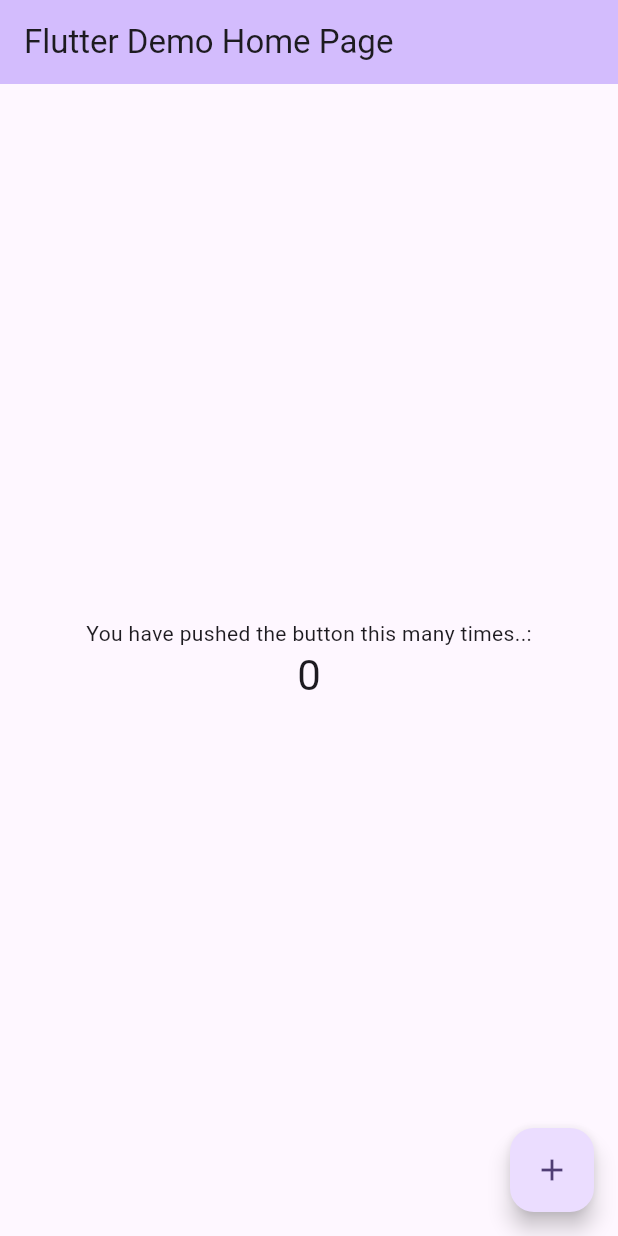
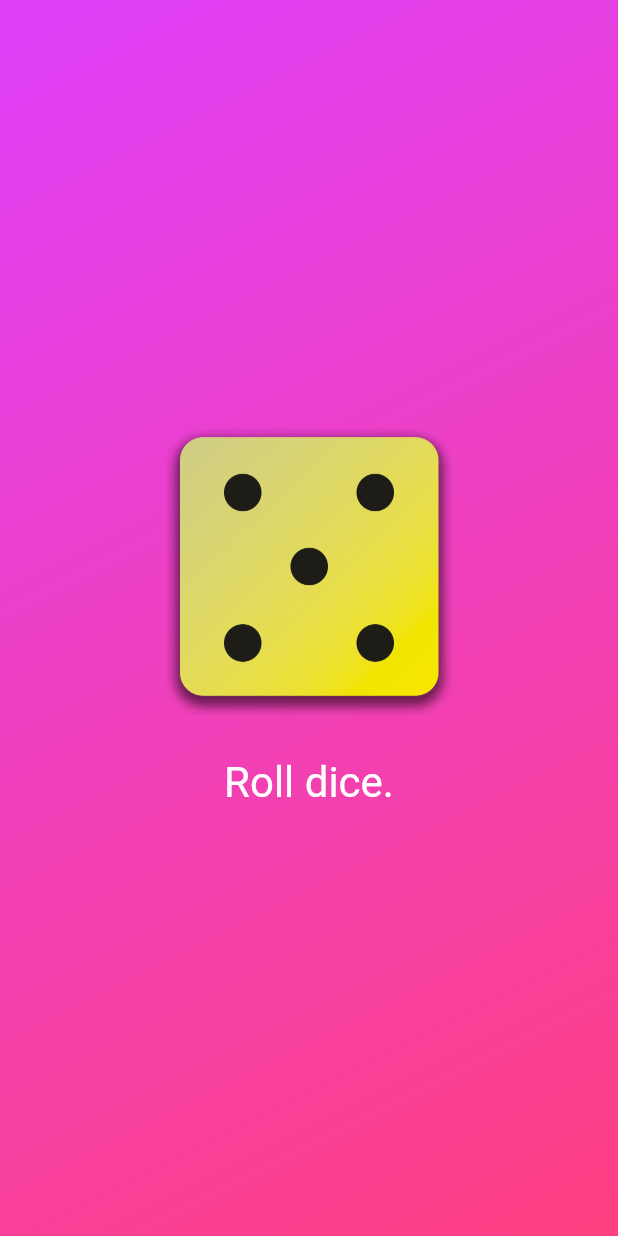
Before and after one commit to banu-teja/chatapp, a Flutter app: the screen it shows after launch, on a phone screen of 412 x 824 dp. Run offline on Flutter 3.47's test engine with Material 3 defaults, Android fonts, the phone set to English and light mode, and no system bars.

Commit message:
random dice rolls

```diff
--- /dev/null
+++ b/lib/dice_roller.dart
@@ -0,0 +1,50 @@
+import 'dart:math';
+import 'package:flutter/material.dart';
+
+final randomizer = Random();
+
+class DiceRoller extends StatefulWidget {
+  const DiceRoller({super.key});
+
+  @override
+  State<DiceRoller> createState() {
+    return _DiceRollerState();
+  }
+}
+
+class _DiceRollerState extends State<DiceRoller> {
+  var activeDiceImage = 'assets/images/dice-5.png';
+
+  void rollDice() {
+    setState(() {
+      var diceRoll = randomizer.nextInt(6) + 1;
+      activeDiceImage = 'assets/images/dice-$diceRoll.png';
+    });
+  }
+
+  @override
+  Widget build(BuildContext context) {
+    return Column(
+      mainAxisSize: MainAxisSize.min,
+      children: [
+        Image.asset(
+          activeDiceImage,
+          width: 200,
+        ),
+        const SizedBox(
+          height: 20,
+        ),
+        TextButton(
+          onPressed: rollDice,
+          style: TextButton.styleFrom(
+            foregroundColor: Colors.white,
+            textStyle: const TextStyle(
+              fontSize: 28,
+            ),
+          ),
+          child: const Text('Roll dice.'),
+        ),
+      ],
+    );
+  }
+}
--- /dev/null
+++ b/lib/gradient_container.dart
@@ -0,0 +1,23 @@
+import 'package:flutter/material.dart';
+
+import 'package:myapp/dice_roller.dart';
+
+class GradientContainer extends StatelessWidget {
+  const GradientContainer({super.key});
+
+
+  @override
+  Widget build(BuildContext context) {
+    return Container(
+      decoration: const BoxDecoration(
+          gradient: LinearGradient(
+        colors: [Colors.purpleAccent, Colors.pinkAccent],
+        begin: Alignment.topLeft,
+        end: Alignment.bottomRight,
+      )),
+      child: Center(
+        child: DiceRoller(),
+      ),
+    );
+  }
+}
--- a/lib/main.dart
+++ b/lib/main.dart
@@ -1,125 +1,10 @@
 import 'package:flutter/material.dart';
+import 'package:myapp/gradient_container.dart';
 
 void main() {
-  runApp(const MyApp());
+  runApp(const MaterialApp(
+    home: Scaffold(
+      body: GradientContainer(),
+    ),
+  ));
 }
-
-class MyApp extends StatelessWidget {
-  const MyApp({super.key});
-
-  // This widget is the root of your application.
-  @override
-  Widget build(BuildContext context) {
-    return MaterialApp(
-      title: 'Flutter Demo',
-      theme: ThemeData(
-        // This is the theme of your application.
-        //
-        // TRY THIS: Try running your application with "flutter run". You'll see
-        // the application has a purple toolbar. Then, without quitting the app,
-        // try changing the seedColor in the colorScheme below to Colors.green
-        // and then invoke "hot reload" (save your changes or press the "hot
-        // reload" button in a Flutter-supported IDE, or press "r" if you used
-        // the command line to start the app).
-        //
-        // Notice that the counter didn't reset back to zero; the application
-        // state is not lost during the reload. To reset the state, use hot
-        // restart instead.
-        //
-        // This works for code too, not just values: Most code changes can be
-        // tested with just a hot reload.
-        colorScheme: ColorScheme.fromSeed(seedColor: Colors.deepPurple),
-        useMaterial3: true,
-      ),
-      home: const MyHomePage(title: 'Flutter Demo Home Page'),
-    );
-  }
-}
-
-class MyHomePage extends StatefulWidget {
-  const MyHomePage({super.key, required this.title});
-
-  // This widget is the home page of your application. It is stateful, meaning
-  // that it has a State object (defined below) that contains fields that affect
-  // how it looks.
-
-  // This class is the configuration for the state. It holds the values (in this
-  // case the title) provided by the parent (in this case the App widget) and
-  // used by the build method of the State. Fields in a Widget subclass are
-  // always marked "final".
-
-  final String title;
-
-  @override
-  State<MyHomePage> createState() => _MyHomePageState();
-}
-
-class _MyHomePageState extends State<MyHomePage> {
-  int _counter = 0;
-
-  void _incrementCounter() {
-    setState(() {
-      // This call to setState tells the Flutter framework that something has
-      // changed in this State, which causes it to rerun the build method below
-      // so that the display can reflect the updated values. If we changed
-      // _counter without calling setState(), then the build method would not be
-      // called again, and so nothing would appear to happen.
-      _counter++;
-    });
-  }
-
-  @override
-  Widget build(BuildContext context) {
-    // This method is rerun every time setState is called, for instance as done
-    // by the _incrementCounter method above.
-    //
-    // The Flutter framework has been optimized to make rerunning build methods
-    // fast, so that you can just rebuild anything that needs updating rather
-    // than having to individually change instances of widgets.
-    return Scaffold(
-      appBar: AppBar(
-        // TRY THIS: Try changing the color here to a specific color (to
-        // Colors.amber, perhaps?) and trigger a hot reload to see the AppBar
-        // change color while the other colors stay the same.
-        backgroundColor: Theme.of(context).colorScheme.inversePrimary,
-        // Here we take the value from the MyHomePage object that was created by
-        // the App.build method, and use it to set our appbar title.
-        title: Text(widget.title),
-      ),
-      body: Center(
-        // Center is a layout widget. It takes a single child and positions it
-        // in the middle of the parent.
-        child: Column(
-          // Column is also a layout widget. It takes a list of children and
-          // arranges them vertically. By default, it sizes itself to fit its
-          // children horizontally, and tries to be as tall as its parent.
-          //
-          // Column has various properties to control how it sizes itself and
-          // how it positions its children. Here we use mainAxisAlignment to
-          // center the children vertically; the main axis here is the vertical
-          // axis because Columns are vertical (the cross axis would be
-          // horizontal).
-          //
-          // TRY THIS: Invoke "debug painting" (choose the "Toggle Debug Paint"
-          // action in the IDE, or press "p" in the console), to see the
-          // wireframe for each widget.
-          mainAxisAlignment: MainAxisAlignment.center,
-          children: <Widget>[
-            const Text(
-              'You have pushed the button this many times..:',
-            ),
-            Text(
-              '$_counter',
-              style: Theme.of(context).textTheme.headlineMedium,
-            ),
-          ],
-        ),
-      ),
-      floatingActionButton: FloatingActionButton(
-        onPressed: _incrementCounter,
-        tooltip: 'Increment',
-        child: const Icon(Icons.add),
-      ), // This trailing comma makes auto-formatting nicer for build methods.
-    );
-  }
-}
```
Also changed, not shown: pubspec.yaml (+8 -3 lines), assets/images/dice-1.png (added), assets/images/dice-2.png (added), assets/images/dice-3.png (added), assets/images/dice-4.png (added), assets/images/dice-5.png (added), assets/images/dice-6.png (added), 1 other file.
